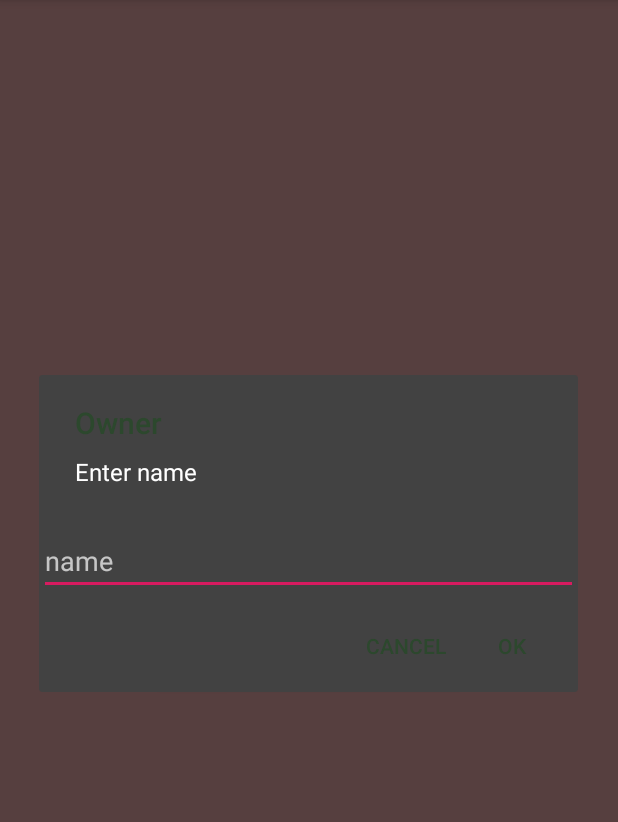
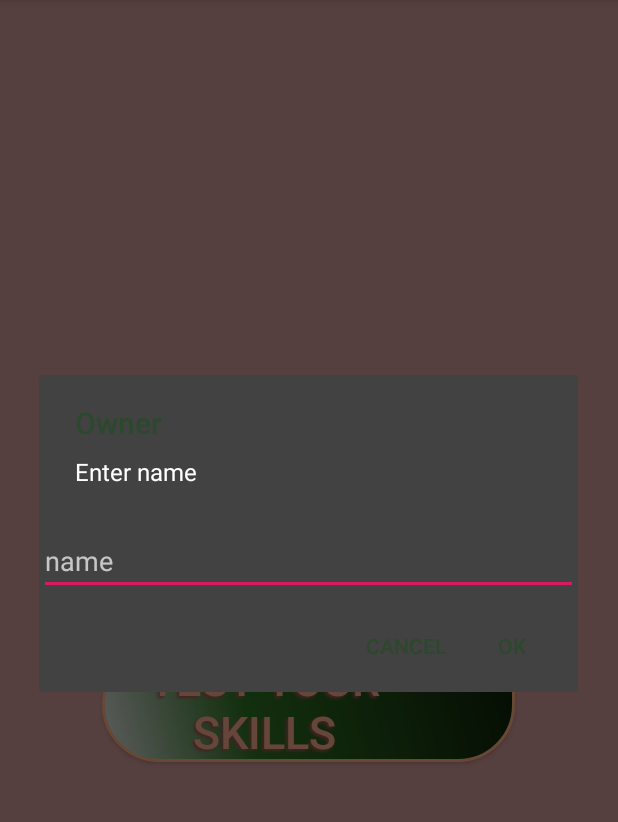
Before and after one commit to carstends/SSCharQuiz, an Android app: the screen it shows after launch (MainActivity), in the options menu, after a tap on "SuperSmash Character Quiz", on a phone screen of 412 x 824 dp, the part 84-906 px from its top. Run offline under Robolectric (Android 15) with nearby library versions, the phone set to English and light mode, and no system bars.

Commit message:
new button

```diff
--- a/app/src/main/java/com/example/sscharquiz/MainActivity.java
+++ b/app/src/main/java/com/example/sscharquiz/MainActivity.java
@@ -152,4 +152,10 @@ public class MainActivity extends AppCompatActivity {
         Intent intent = new Intent(MainActivity.this, PlayersActivity.class);
         startActivity(intent);
     }
+
+    //Navigate to QuizActivity
+    public void goToQuiz(View v){
+        Intent intent = new Intent(MainActivity.this, QuizActivity.class);
+        startActivity(intent);
+    }
 }
--- a/app/src/main/res/layout/activity_main.xml
+++ b/app/src/main/res/layout/activity_main.xml
@@ -45,6 +45,24 @@
         android:shadowRadius="2"
         />
 
+    <Button
+        android:id="@+id/goQuiz"
+        android:text="Test your skills"
+        android:textColor="#FFAF91"
+        android:textSize="30sp"
+        android:onClick="goToQuiz"
+        android:layout_gravity="center_vertical|center_horizontal"
+        android:layout_marginTop="22dp"
+
+        android:layout_width="275dp"
+        android:layout_height="wrap_content"
+        android:background="@drawable/buttonshape"
+        android:shadowColor="#A85656"
+        android:shadowDx="-2"
+        android:shadowDy="2"
+        android:shadowRadius="2"
+        />
+
 </android.support.v7.widget.LinearLayoutCompat>
 
 </android.support.v7.widget.LinearLayoutCompat>
```
